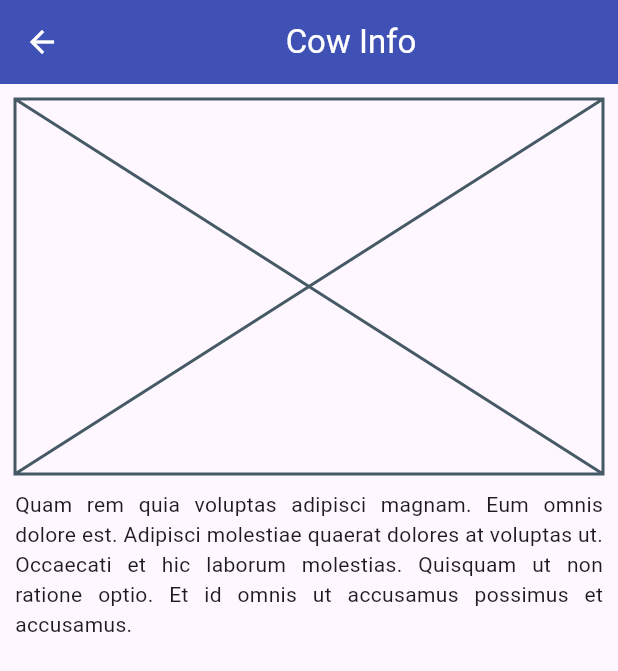
After one commit to theRightHooprod/conociendo_flutter, a Flutter app: the screen it shows after launch, after a tap on "Vaca 1", on a phone screen of 412 x 824 dp. The commit adds this screen. Shown: the top 671 px of the screen. Run offline on Flutter 3.47's test engine with Material 3 defaults, Android fonts, the light colour scheme and no system bars.

Commit message:
added new screen working

```diff
--- a/lib/components/cow_container.dart
+++ b/lib/components/cow_container.dart
@@ -1,4 +1,6 @@
 import 'package:flutter/material.dart';
+
+import '../screens/cow_detail_view.dart';
 
 class CowContainer extends StatefulWidget {
   const CowContainer({super.key});
@@ -15,16 +17,38 @@ class _CowContainerState extends State<CowContainer> {
         borderRadius: BorderRadius.circular(10),
         color: Colors.indigo,
       ),
-      child: const ListTile(
-        leading: CircleAvatar(),
-        title: Text(
+      child: ListTile(
+        leading: const CircleAvatar(),
+        title: const Text(
           'Vaca 1',
           style: TextStyle(color: Colors.white),
         ),
-        trailing: Icon(
+        trailing: const Icon(
           Icons.menu,
           color: Colors.white,
         ),
+        onTap: () {
+          Navigator.push(
+            context,
+            MaterialPageRoute(
+              builder: (context) => Scaffold(
+                appBar: AppBar(
+                  backgroundColor: Colors.indigo,
+                  iconTheme: const IconThemeData(
+                    color: Colors.white,
+                  ),
+                  title: const Center(
+                    child: Text(
+                      'Cow Info',
+                      style: TextStyle(color: Colors.white),
+                    ),
+                  ),
+                ),
+                body: const CowDetailView(),
+              ),
+            ),
+          );
+        },
       ),
     );
   }
--- a/lib/main.dart
+++ b/lib/main.dart
@@ -3,9 +3,20 @@ import 'package:flutter/material.dart';
 import 'screens/home.dart';
 
 void main() {
-  runApp(const MaterialApp(
-    home: Scaffold(
-      body: Home(),
+  runApp(
+    MaterialApp(
+      home: Scaffold(
+        appBar: AppBar(
+          backgroundColor: Colors.indigo,
+          title: const Center(
+            child: Text(
+              'Cow Info',
+              style: TextStyle(color: Colors.white),
+            ),
+          ),
+        ),
+        body: const Home(),
+      ),
     ),
-  ));
+  );
 }
--- /dev/null
+++ b/lib/screens/cow_detail_view.dart
@@ -0,0 +1,25 @@
+import 'package:flutter/material.dart';
+
+class CowDetailView extends StatelessWidget {
+  const CowDetailView({super.key});
+
+  @override
+  Widget build(BuildContext context) {
+    return const Padding(
+      padding: EdgeInsets.only(right: 10, left: 10, top: 10),
+      child: Column(
+        children: [
+          SizedBox(
+            height: 250,
+            child: Placeholder(),
+          ),
+          SizedBox(height: 10),
+          Text(
+            textAlign: TextAlign.justify,
+            'Quam rem quia voluptas adipisci magnam. Eum omnis dolore est. Adipisci molestiae quaerat dolores at voluptas ut. Occaecati et hic laborum molestias. Quisquam ut non ratione optio. Et id omnis ut accusamus possimus et accusamus.',
+          )
+        ],
+      ),
+    );
+  }
+}
--- a/lib/screens/home.dart
+++ b/lib/screens/home.dart
@@ -11,7 +11,7 @@ class Home extends StatelessWidget {
       padding: EdgeInsets.only(
         right: 10,
         left: 10,
-        top: 30
+        top: 10
       ),
       child: Column(
         children: [
```
